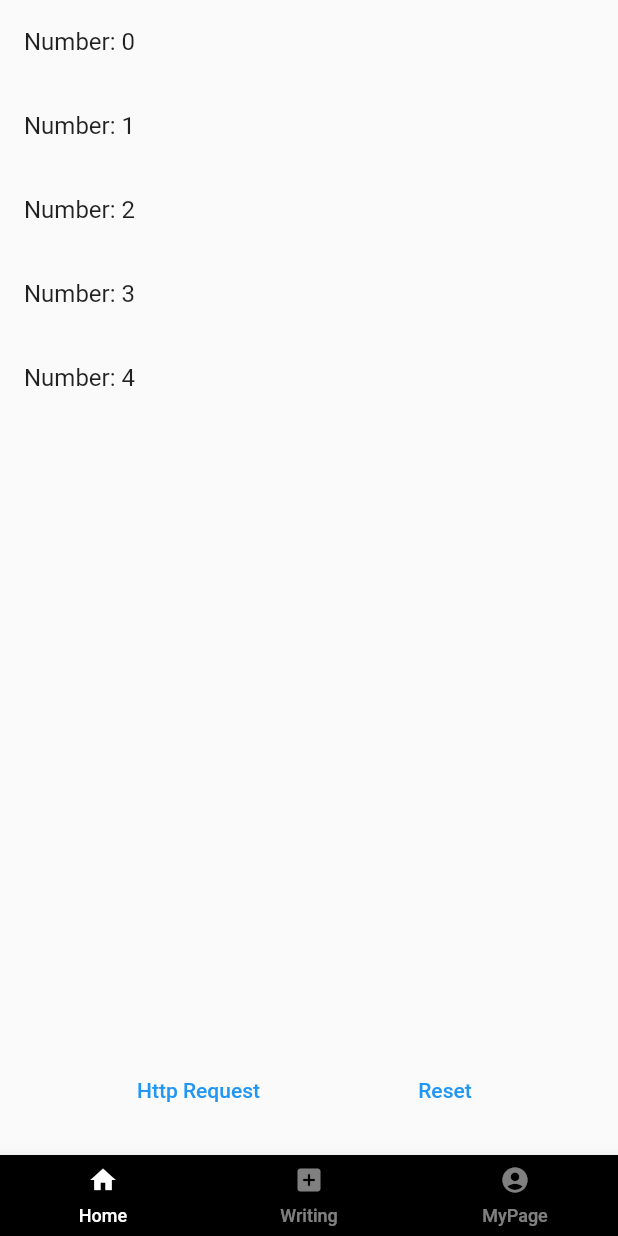
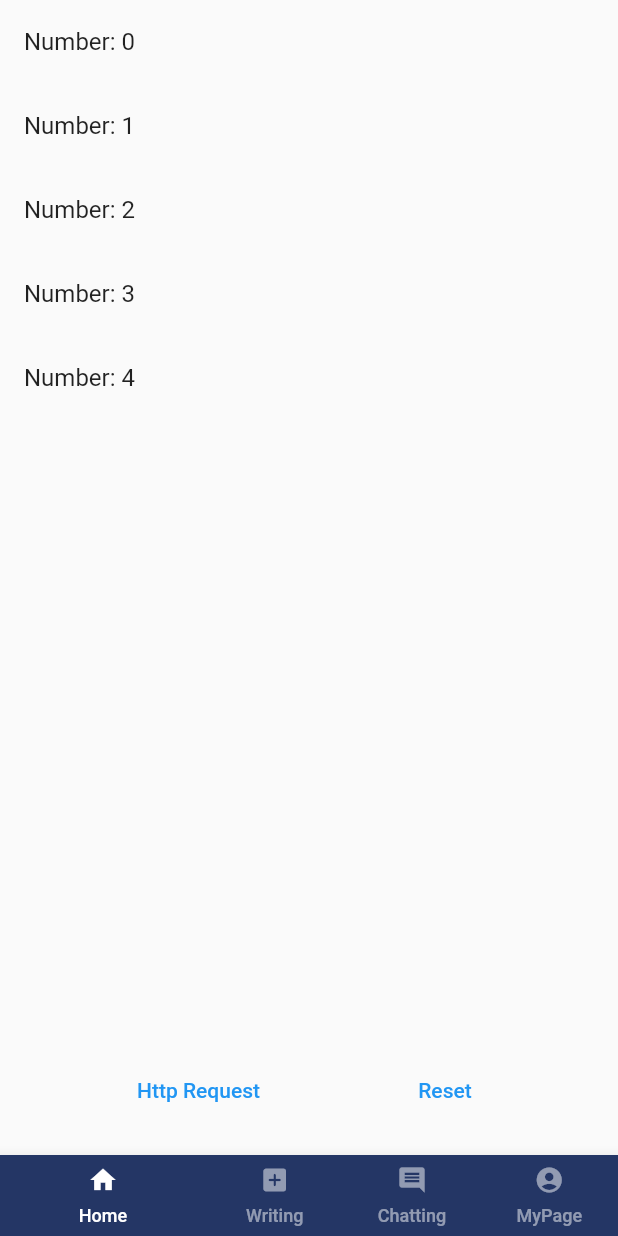
Before and after one commit to coolgogi/hereNhear, a Flutter app: the screen it shows after launch, after a tap on "Http Request", on a phone screen of 412 x 824 dp. Run offline on Flutter 3.47's test engine with Material 2 defaults, Android fonts, the phone set to English and light mode, and no system bars; our stand-ins replace cloud_firestore, firebase_auth, firebase_core, get, google_sign_in; missing offline and left inert: flutter_pagewise; accounts and stored records are empty; network calls fail; statements that could not run were skipped.

Commit message:
add chatList.dart

```diff
--- /dev/null
+++ b/herehear/lib/chatting/chatList.dart
@@ -0,0 +1,8 @@
+import 'package:flutter/cupertino.dart';
+
+class chatList extends StatelessWidget {
+  @override
+  Widget build(BuildContext context) {
+    return Container(child: Text("hello chatting world"));
+  }
+}
--- a/herehear/lib/home/home.dart
+++ b/herehear/lib/home/home.dart
@@ -8,7 +8,7 @@ class ListDataX extends GetxController {
 
   void httpCall() async {
     await Future.delayed(
-        Duration(seconds: 1), () => numbers.add(numbers.last + 1));
+        Duration(seconds: 0), () => numbers.add(numbers.last + 1));
     update();
   }
 
--- a/herehear/lib/main.dart
+++ b/herehear/lib/main.dart
@@ -2,6 +2,7 @@ import 'package:firebase_auth/firebase_auth.dart';
 import 'package:firebase_core/firebase_core.dart';
 import 'package:flutter/material.dart';
 import 'package:get/get.dart';
+import 'package:herehear/chatting/chatList.dart';
 import 'home/home.dart';
 import 'myPage/mypage.dart';
 import 'upload.dart';
@@ -132,6 +133,17 @@ class LandingPage extends StatelessWidget {
                 icon: Container(
                   margin: EdgeInsets.only(bottom: 7),
                   child: Icon(
+                    Icons.comment,
+                    size: 20.0,
+                  ),
+                ),
+                label: 'Chatting',
+                backgroundColor: Color.fromRGBO(36, 54, 101, 1.0),
+              ),
+              BottomNavigationBarItem(
+                icon: Container(
+                  margin: EdgeInsets.only(bottom: 7),
+                  child: Icon(
                     Icons.account_circle_sharp,
                     size: 20.0,
                   ),
@@ -156,7 +168,8 @@ class LandingPage extends StatelessWidget {
             index: landingPageController.tabIndex.value,
             children: [
               Home(),
-              UploadPage(),
+              Container(),
+              chatList(),
               myPage(),
             ],
           )),
```
